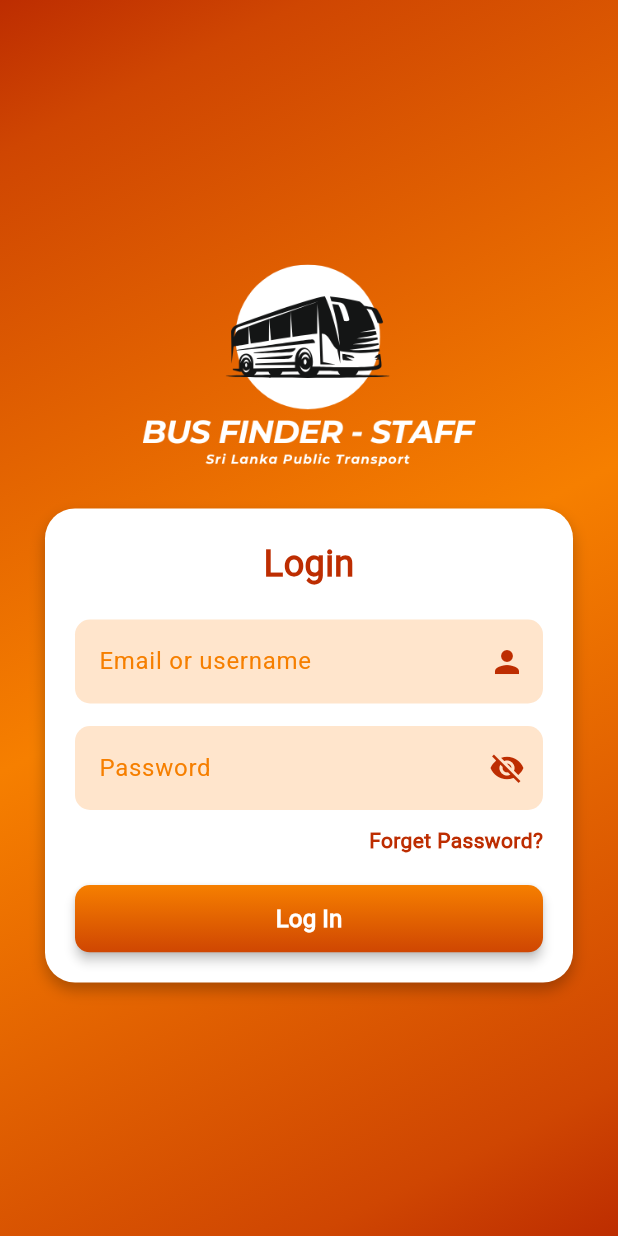
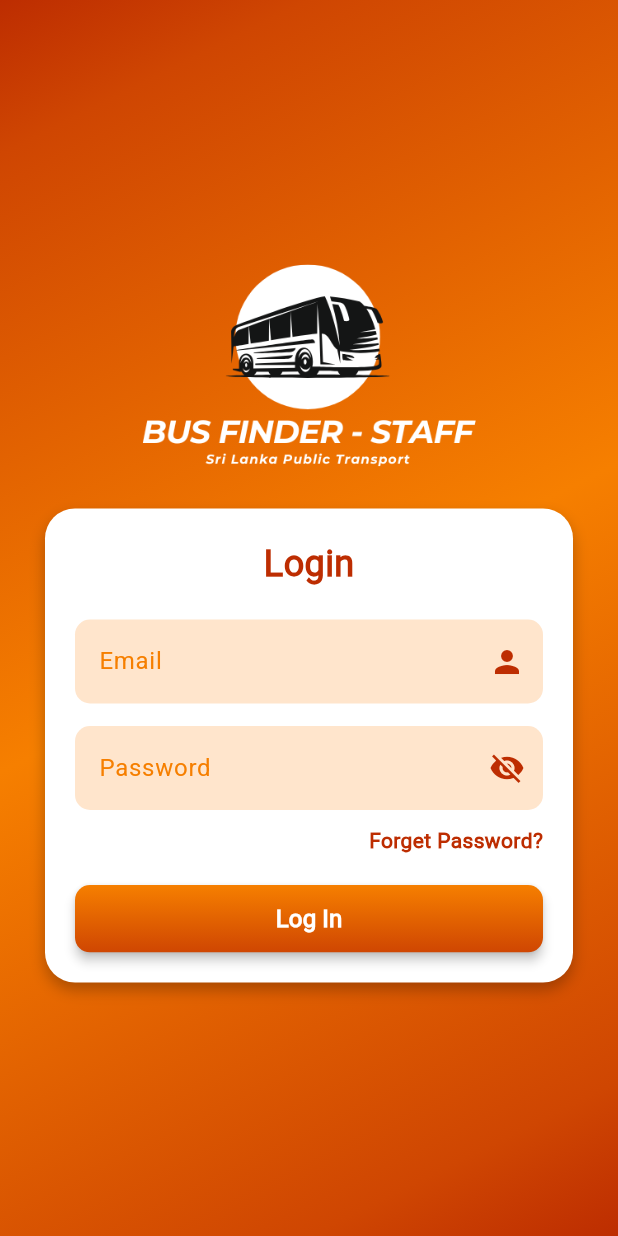
Before and after one commit to arosayru/bus_finder-staff_app, a Flutter app: the LoginScreen screen opened by its route, on a phone screen of 412 x 824 dp. Run offline on Flutter 3.47's test engine with Material 3 defaults, Android fonts, the phone set to English and light mode, and no system bars; our stand-ins replace image_picker.

Commit message:
Update login form

```diff
--- a/bus_finder_staff_app/lib/screens/login_screen.dart
+++ b/bus_finder_staff_app/lib/screens/login_screen.dart
@@ -8,7 +8,11 @@ class LoginScreen extends StatefulWidget {
 }
 
 class _LoginScreenState extends State<LoginScreen> {
+  final _formKey = GlobalKey<FormState>();
   bool _obscureText = true;
+
+  final _emailController = TextEditingController();
+  final _passwordController = TextEditingController();
 
   @override
   Widget build(BuildContext context) {
@@ -51,32 +55,32 @@ class _LoginScreenState extends State<LoginScreen> {
                       ),
                     ],
                   ),
+                  child: Form(
+                    key: _formKey,
                     child: Column(
                       children: [
                         const Text(
                           'Login',
                           style: TextStyle(
                             fontSize: 24,
-                          fontWeight: FontWeight.w700, // slightly bolder
+                            fontWeight: FontWeight.w700,
                             color: Color(0xFFBD2D01),
                           ),
                         ),
                         const SizedBox(height: 20),
 
-                      // Email Field
-                      TextField(
-                        style: const TextStyle(
-                          color: Color(0xFFBD2D01), // input text color
+                        // Email field with floating label
+                        TextFormField(
+                          controller: _emailController,
+                          style: const TextStyle(color: Color(0xFFBD2D01)),
+                          decoration: InputDecoration(
+                            labelText: 'Email',
+                            labelStyle: const TextStyle(
+                              color: Color(0xFFF67F00),
                             ),
-                        decoration: InputDecoration(
-                          hintText: 'Email or username',
-                          hintStyle: const TextStyle(color: Color(0xFFF67F00)),
                             filled: true,
                             fillColor: const Color(0xFFFFE5CC),
-                          suffixIcon: const Icon(
-                            Icons.person,
-                            color: Color(0xFFBD2D01),
-                          ),
+                            suffixIcon: const Icon(Icons.person, color: Color(0xFFBD2D01)),
                             border: OutlineInputBorder(
                               borderRadius: BorderRadius.circular(10),
                               borderSide: BorderSide.none,
@@ -85,28 +89,25 @@ class _LoginScreenState extends State<LoginScreen> {
                         ),
                         const SizedBox(height: 15),
 
-                      // Password Field
-                      TextField(
+                        // Password field with floating label
+                        TextFormField(
+                          controller: _passwordController,
                           obscureText: _obscureText,
-                        style: const TextStyle(
-                          color: Color(0xFFBD2D01), // input text color
+                          style: const TextStyle(color: Color(0xFFBD2D01)),
+                          decoration: InputDecoration(
+                            labelText: 'Password',
+                            labelStyle: const TextStyle(
+                              color: Color(0xFFF67F00),
                             ),
-                        decoration: InputDecoration(
-                          hintText: 'Password',
-                          hintStyle: const TextStyle(color: Color(0xFFF67F00)),
                             filled: true,
                             fillColor: const Color(0xFFFFE5CC),
                             suffixIcon: IconButton(
                               icon: Icon(
-                              _obscureText
-                                  ? Icons.visibility_off
-                                  : Icons.visibility,
+                                _obscureText ? Icons.visibility_off : Icons.visibility,
                                 color: const Color(0xFFBD2D01),
                               ),
                               onPressed: () {
-                              setState(() {
-                                _obscureText = !_obscureText;
-                              });
+                                setState(() => _obscureText = !_obscureText);
                               },
                             ),
                             border: OutlineInputBorder(
@@ -136,12 +137,14 @@ class _LoginScreenState extends State<LoginScreen> {
                         ),
                         const SizedBox(height: 20),
 
-                      // Login Button
+                        // Login button
                         SizedBox(
                           width: double.infinity,
                           height: 45,
                           child: ElevatedButton(
-                          onPressed: () {},
+                            onPressed: () {
+                              Navigator.pushReplacementNamed(context, '/dashboard');
+                            },
                             style: ElevatedButton.styleFrom(
                               elevation: 3,
                               shape: RoundedRectangleBorder(
@@ -164,10 +167,6 @@ class _LoginScreenState extends State<LoginScreen> {
                               ),
                               child: Container(
                                 alignment: Alignment.center,
-                              child: GestureDetector(
-                                onTap: () {
-                                  Navigator.pushReplacementNamed(context, '/dashboard');
-                                },
                                 child: const Text(
                                   'Log In',
                                   style: TextStyle(
@@ -180,8 +179,8 @@ class _LoginScreenState extends State<LoginScreen> {
                             ),
                           ),
                         ),
+                      ],
                     ),
-                    ],
                   ),
                 ),
               ],
```
Lines whose indentation alone changed are shown as unchanged.
